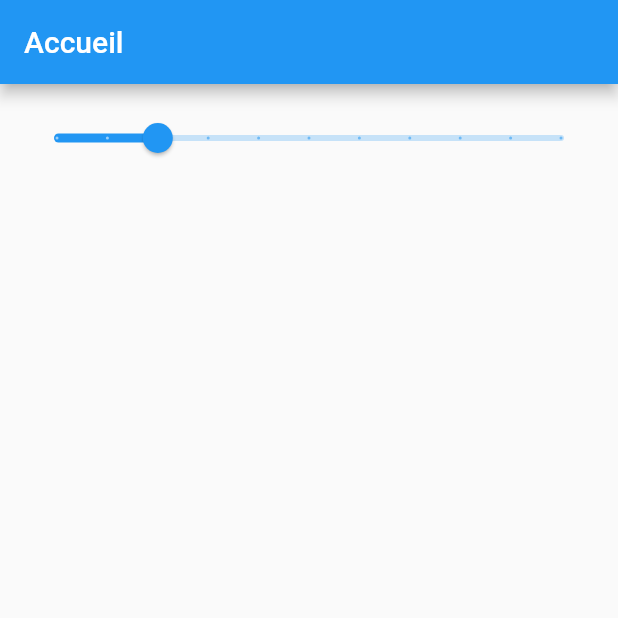
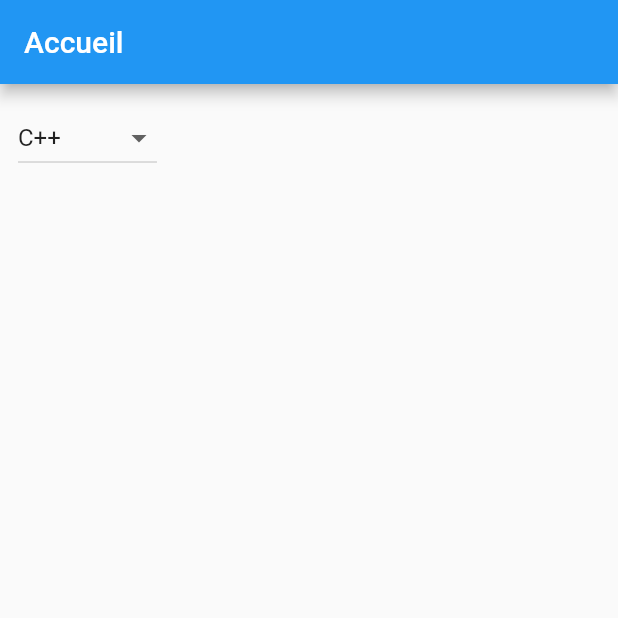
Before and after one commit to PatouVIDEGNON/Formulaire_Flutter, a Flutter app: the screen it shows after launch, on a phone screen of 412 x 824 dp, the top half of it. Run offline on Flutter 3.47's test engine with Material 2 defaults, Android fonts, the phone set to English and light mode, and no system bars.

Commit message:
feat: DropDowm en flutter

```diff
--- a/lib/screens/home_screen.dart
+++ b/lib/screens/home_screen.dart
@@ -4,6 +4,7 @@ import 'package:formulaire_flutter/widgets/input_form.dart';
 import 'package:formulaire_flutter/widgets/radio_Input.dart';
 
 import '../widgets/checkbox_input.dart';
+import '../widgets/dropdown_input.dart';
 import '../widgets/slider_input.dart';
 import '../widgets/switch_Input.dart';
 
@@ -27,7 +28,8 @@ class HomeScreen extends StatelessWidget {
             //Expanded(child: CheckBoxInput(),),
            // Expanded(child: RadioInput(),),
            // Expanded(child: SwitchInput(),),
-            Expanded(child: SliderInput(),),
+           // Expanded(child: SliderInput(),),
+            Expanded(child: DropDownInput(),),
           ],
         ),
       ),
--- /dev/null
+++ b/lib/widgets/dropdown_input.dart
@@ -0,0 +1,36 @@
+import 'package:flutter/material.dart';
+
+class DropDownInput extends StatefulWidget {
+  const DropDownInput({Key? key}) : super(key: key);
+
+  @override
+  State<DropDownInput> createState() => _DropDownInputState();
+}
+
+class _DropDownInputState extends State<DropDownInput> {
+  var dropdownItem = <String>["PHP", "Javascrip", "C++", "Dart"];
+  String valueSelectionnerParDefaut = 'C++';
+
+  @override
+  Widget build(BuildContext context) {
+    return Container(
+        child: Column(
+      children: [
+        DropdownButton(
+          value: valueSelectionnerParDefaut,
+          items: dropdownItem.map((String item) {
+            return DropdownMenuItem(
+              value: item,
+              child: Text(item),
+            );
+          }).toList(),
+          onChanged: (String? value) {
+            setState(() {
+              valueSelectionnerParDefaut = value!;
+            });
+          },
+        ),
+      ],
+    ));
+  }
+}
```
